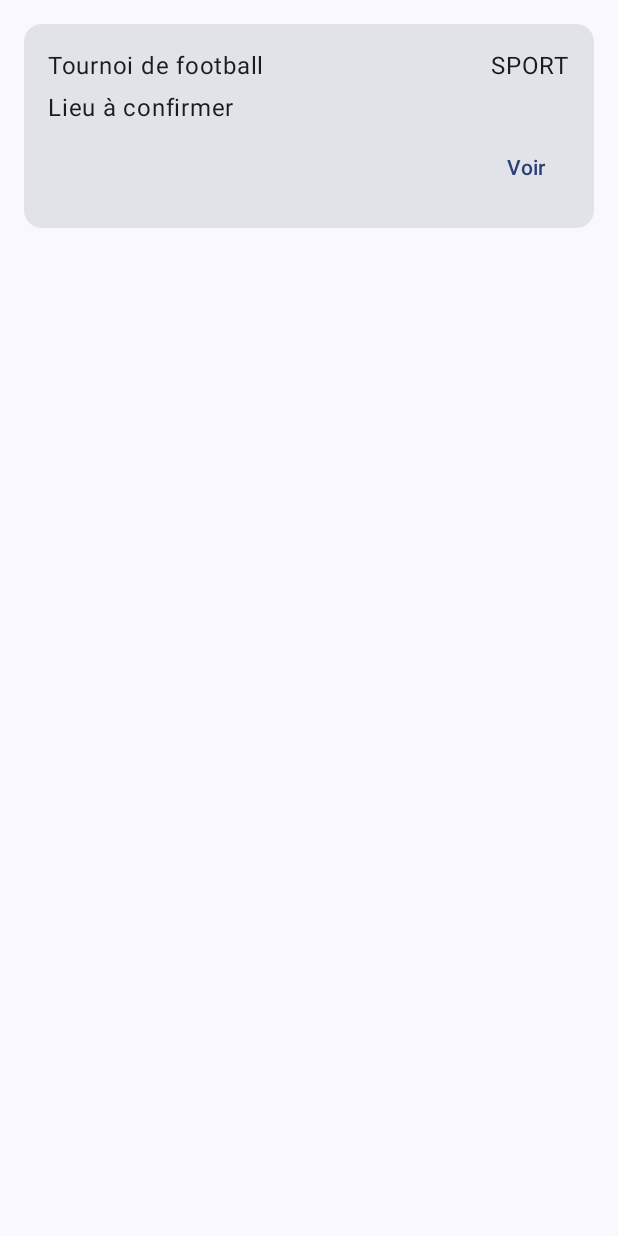
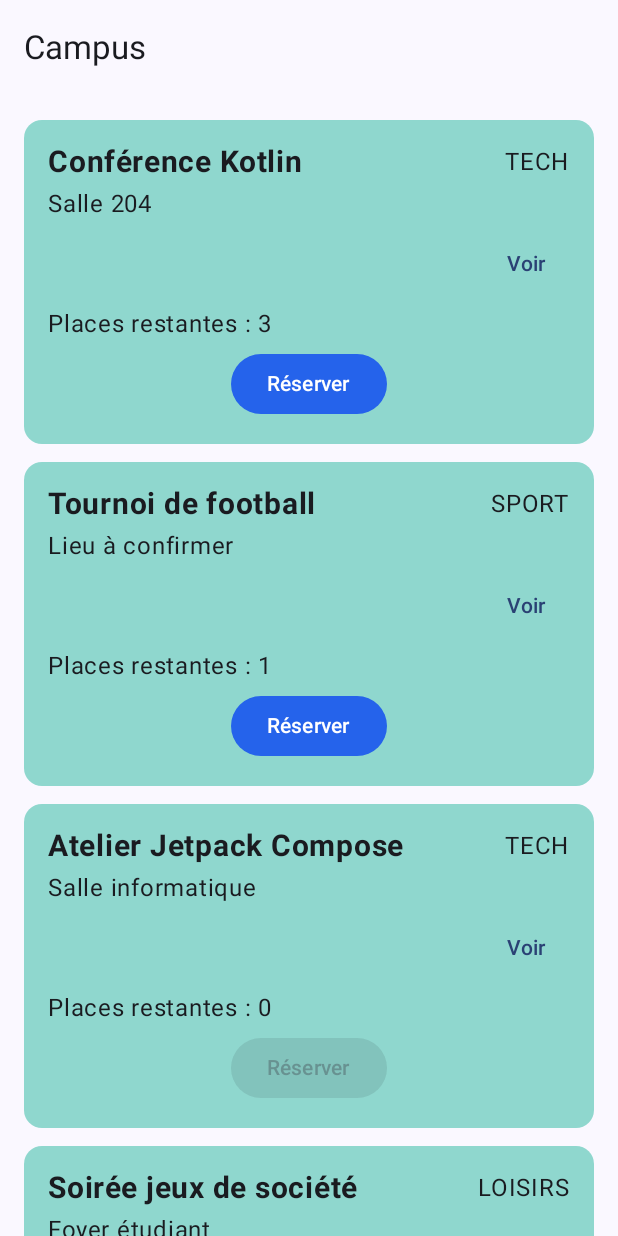
Before and after one commit to HotMb/campus-android, an Android app built with Jetpack Compose: the screen it shows after launch (MainActivity), on a phone screen of 412 x 824 dp. Run offline under Robolectric (Android 15) with nearby library versions, the phone set to English and light mode, and no system bars.

Commit message:
Exercice 2 1/2

```diff
--- a/app/src/main/java/fr/esgi4/campus/Event.kt
+++ b/app/src/main/java/fr/esgi4/campus/Event.kt
@@ -5,5 +5,44 @@ data class Event(
     val title: String,
     val category: String,
     val location: String?,
-    val capacity: Int
+    val capacity: Int,
+    val description: String = ""
 )
+val events = listOf(
+    Event(
+        id = 1,
+        title = "Conférence Kotlin",
+        category = "TECH",
+        location = "Salle 204",
+        capacity = 3,
+        description = "Découvrez Kotlin à travers des démonstrations et des échanges."
+    ),
+    Event(
+        id = 2,
+        title = "Tournoi de football",
+        category = "SPORT",
+        location = null,
+        capacity = 1
+    ),
+    Event(
+        id = 3,
+        title = "Atelier Jetpack Compose",
+        category = "TECH",
+        location = "Salle informatique",
+        capacity = 0
+    ),
+    Event(
+        id = 4,
+        title = "Soirée jeux de société",
+        category = "LOISIRS",
+        location = "Foyer étudiant",
+        capacity = 2
+    ),
+    Event(
+        id = 5,
+        title = "Rencontre avec les anciens étudiants",
+        category = "CAMPUS",
+        location = "Amphithéâtre",
+        capacity = 15
+    )
+)
--- a/app/src/main/java/fr/esgi4/campus/MainActivity.kt
+++ b/app/src/main/java/fr/esgi4/campus/MainActivity.kt
@@ -13,6 +13,9 @@ import androidx.compose.ui.Modifier
 import androidx.compose.ui.tooling.preview.Preview
 import fr.esgi4.campus.ui.theme.CampusTheme
 import android.util.Log
+import androidx.compose.foundation.interaction.MutableInteractionSource
+import androidx.compose.foundation.interaction.collectIsHoveredAsState
+import androidx.compose.foundation.interaction.collectIsPressedAsState
 import androidx.compose.foundation.layout.Column
 import androidx.compose.material3.MaterialTheme
 import androidx.compose.foundation.layout.Arrangement
@@ -22,6 +25,21 @@ import androidx.compose.material3.Card
 import androidx.compose.material3.TextButton
 import androidx.compose.ui.Alignment
 import androidx.compose.ui.unit.dp
+import androidx.compose.material3.Button
+import androidx.compose.foundation.layout.PaddingValues
+import androidx.compose.foundation.lazy.LazyColumn
+import androidx.compose.foundation.lazy.items
+import androidx.compose.material3.ButtonDefaults
+import androidx.compose.material3.CardDefaults
+import androidx.compose.material3.ExperimentalMaterial3Api
+import androidx.compose.material3.TopAppBar
+import androidx.compose.runtime.getValue
+import androidx.compose.runtime.remember
+import androidx.compose.ui.graphics.Color
+import androidx.compose.ui.text.font.FontWeight
+import androidx.compose.ui.unit.sp
+import androidx.compose.foundation.rememberScrollState
+import androidx.compose.foundation.verticalScroll
 
 private const val TAG = "Campus"
 
@@ -33,31 +51,7 @@ class MainActivity : ComponentActivity() {
 
         setContent {
             CampusTheme {
-                Scaffold(
-                    modifier = Modifier.fillMaxSize()
-                ) { innerPadding ->
-                    Column(
-                        modifier = Modifier.padding(innerPadding)
-                    ) {
-                        val event = Event(
-                            id = 1,
-                            title = "Tournoi de football",
-                            category = "SPORT",
-                            location = null,
-                            capacity = 12
-                        )
-
-                        EventCard(
-                            event = event,
-                            onClick = {
-                                Log.d(TAG, "Ouvrir ${event.id}")
-                            },
-                            modifier = Modifier
-                                .padding(16.dp)
-                                .fillMaxWidth()
-                        )
-                    }
-                }
+                EventListScreen(events = events)
             }
         }
     }
@@ -108,11 +102,15 @@ fun EventHeaderPreview() {
 fun EventCard(
     event: Event,
     onClick: () -> Unit,
+    onBook: () -> Unit,
     modifier: Modifier = Modifier
 ) {
     Card(
         onClick = onClick,
-        modifier = modifier
+        modifier = modifier,
+        colors = CardDefaults.cardColors(
+            containerColor = Color(0xFF8FD7CE)
+        )
     ) {
         Column(
             modifier = Modifier.padding(16.dp),
@@ -124,6 +122,8 @@ fun EventCard(
             ) {
                 Text(
                     text = event.title,
+                    fontSize = 20.sp,
+                    fontWeight = FontWeight.Bold,
                     modifier = Modifier.weight(1f)
                 )
 
@@ -139,6 +139,23 @@ fun EventCard(
                 modifier = Modifier.align(Alignment.End)
             ) {
                 Text(text = "Voir")
+            }
+            Text(text = "Places restantes : ${event.capacity}")
+
+            val interactionSource = remember { MutableInteractionSource() }
+
+            val isPressed by interactionSource.collectIsPressedAsState()
+            Button(
+                onClick = onBook,
+                enabled = event.capacity > 0,
+                colors = ButtonDefaults.buttonColors(
+                    containerColor = if (isPressed) Color(0xFFE1B925)
+                    else Color(0xFF2563EB)
+                ),
+                modifier = Modifier.align(Alignment.CenterHorizontally),
+                interactionSource = interactionSource
+            ) {
+                Text(text = "Réserver")
             }
         }
     }
@@ -161,6 +178,7 @@ fun EventCardWithoutLocationPreview() {
                 capacity = 12
             ),
             onClick = {},
+            onBook = {},
             modifier = Modifier
                 .padding(16.dp)
                 .fillMaxWidth()
@@ -185,9 +203,93 @@ fun EventCardLongTitlePreview() {
                 capacity = 30
             ),
             onClick = {},
+            onBook = {},
             modifier = Modifier
                 .padding(16.dp)
                 .fillMaxWidth()
         )
     }
 }
+
+@Preview(
+    name = "Événement complet",
+    showBackground = true,
+    widthDp = 360
+)
+
+@Composable
+fun EventCardFullPreview() {
+    CampusTheme {
+        EventCard(
+            event = Event(
+                id = 3,
+                title = "Atelier Jetpack Compose",
+                category = "TECH",
+                location = "Salle informatique",
+                capacity = 0
+            ),
+            onClick = {},
+            onBook = {},
+            modifier = Modifier
+                .padding(16.dp)
+                .fillMaxWidth()
+        )
+    }
+}
+
+@OptIn(ExperimentalMaterial3Api::class)
+@Composable
+fun EventListScreen(events: List<Event>) {
+    Scaffold(
+        modifier = Modifier.fillMaxSize(),
+        topBar = {
+            TopAppBar(
+                title = { Text(text = "Campus") }
+            )
+        }
+    ) { innerPadding ->
+        LazyColumn(
+            modifier = Modifier
+                .fillMaxSize()
+                .padding(innerPadding),
+            contentPadding = PaddingValues(16.dp),
+            verticalArrangement = Arrangement.spacedBy(12.dp)
+        ) {
+            items(
+                items = events,
+                key = { event -> event.id }
+            ) { event ->
+                EventCard(
+                    event = event,
+                    onClick = {
+                        Log.d(TAG, "Ouvrir ${event.id}")
+                    },
+                    onBook = {
+                        Log.d(TAG, "Réserver ${event.id}")
+                    },
+                    modifier = Modifier.fillMaxWidth()
+                )
+            }
+        }
+    }
+}
+
+@Composable
+fun EventDetailScreen(event: Event, onBook: () -> unit){
+    Column(
+        modifier = Modifier
+            .fillMaxSize()
+            .verticalScroll(rememberScrollState())
+            .padding(16.dp)
+    ){
+        Text(text = event.title)
+        Text(text = event.location ?: "Lieu à confirmer")
+        Text(text = event.description)
+    }
+}
+
+@Preview(showBackground = true, widthDp = 360, heightDp = 640)
+@Composable
+fun EventDetailScreenPreview() {
+
+}
```
